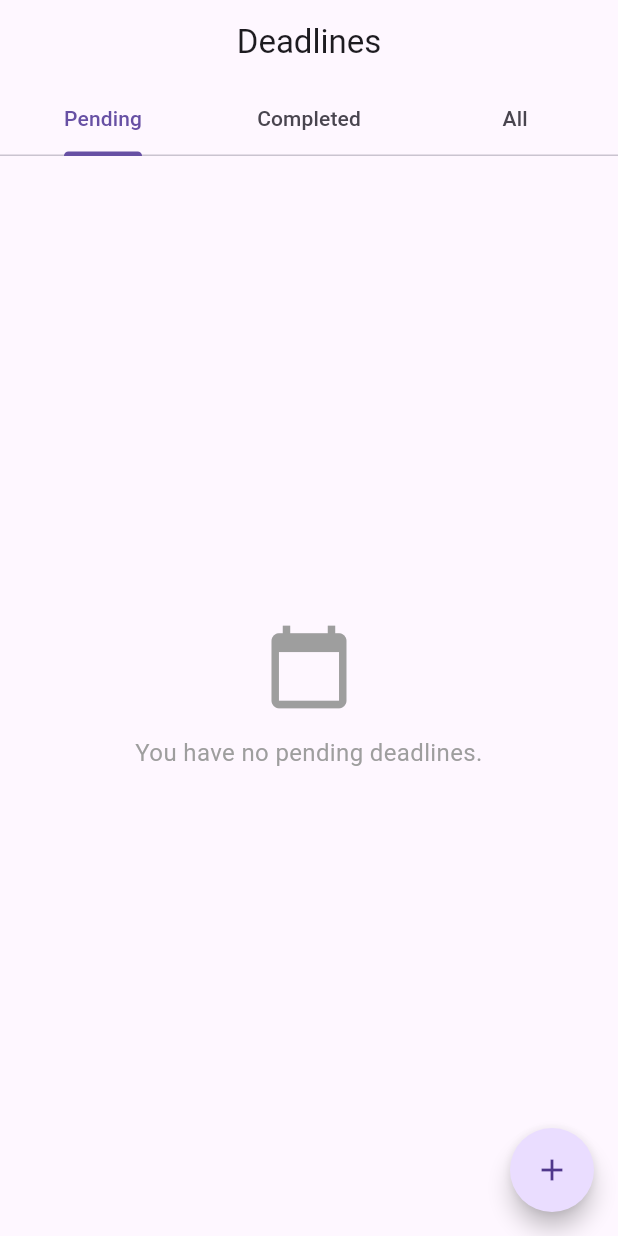
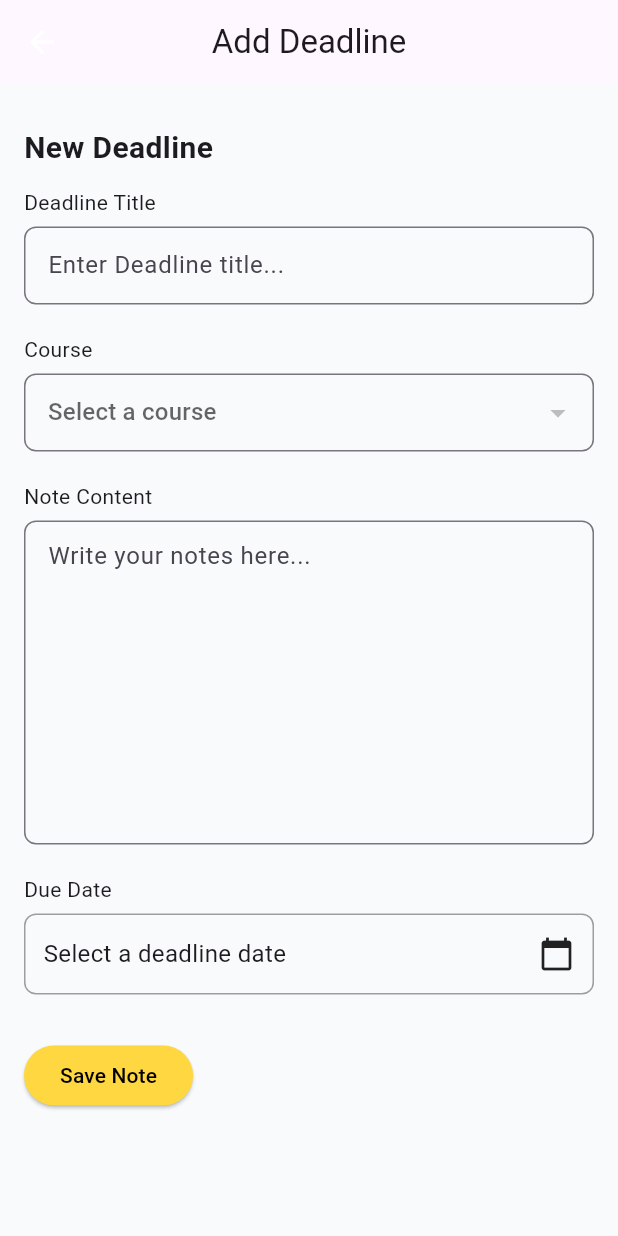
Before and after one commit to hscdexolusion/coursecompanion, a Flutter app: the DeadlinesScreen screen opened directly, after a tap on the "add" icon, on a phone screen of 412 x 824 dp. Run offline on Flutter 3.47's test engine with Material 3 defaults, Android fonts, the phone set to English and light mode, and no system bars.

Commit message:
Built the add notes and add deadline sreen

```diff
--- /dev/null
+++ b/lib/views/pages/add_deadline_screen.dart
@@ -0,0 +1,194 @@
+import 'package:flutter/material.dart';
+import 'package:intl/intl.dart';
+
+class AddDeadlineScreen extends StatefulWidget {
+  const AddDeadlineScreen({super.key});
+
+  @override
+  State<AddDeadlineScreen> createState() => _AddDeadlineScreenState();
+}
+
+class _AddDeadlineScreenState extends State<AddDeadlineScreen> {
+  final _formKey = GlobalKey<FormState>();
+
+  String? _selectedCourse;
+  final List<String> _courses = [];
+
+  DateTime? _selectedDate;
+
+  String get formattedDate {
+    if (_selectedDate == null) return 'Select a deadline date';
+    return DateFormat.yMMMMd().format(_selectedDate!);
+  }
+
+  Future<void> _pickDate(BuildContext context) async {
+    final DateTime? picked = await showDatePicker(
+      context: context,
+      initialDate: DateTime.now(),
+      firstDate: DateTime(2020),
+      lastDate: DateTime(2100),
+    );
+
+    if (picked != null && picked != _selectedDate) {
+      setState(() {
+        _selectedDate = picked;
+      });
+    }
+  }
+
+  @override
+  Widget build(BuildContext context) {
+    return Scaffold(
+      backgroundColor: const Color(0xFFF8FAFC),
+      appBar: AppBar(
+        title: const Text('Add Deadline'),
+        leading: const BackButton(color: Colors.white),
+        centerTitle: true,
+      ),
+      body: SingleChildScrollView(
+        padding: const EdgeInsets.all(16),
+        child: Form(
+          key: _formKey,
+          child: Column(
+            crossAxisAlignment: CrossAxisAlignment.start,
+            children: [
+              // Header
+              const Padding(
+                padding: EdgeInsets.symmetric(vertical: 12),
+                child: Text(
+                  'New Deadline',
+                  style: TextStyle(fontSize: 20, fontWeight: FontWeight.bold),
+                ),
+              ),
+
+              // Title
+              const Text('Deadline Title'),
+              const SizedBox(height: 6),
+              TextFormField(
+                decoration: InputDecoration(
+                  hintText: 'Enter Deadline title...',
+                  border: OutlineInputBorder(
+                    borderRadius: BorderRadius.circular(8),
+                  ),
+                  contentPadding:
+                      const EdgeInsets.symmetric(vertical: 14, horizontal: 12),
+                ),
+                validator: (value) {
+                  if (value == null || value.isEmpty) {
+                    return 'Please enter deadline title';
+                  }
+                  return null;
+                },
+              ),
+              const SizedBox(height: 20),
+
+              // Course Dropdown
+              const Text('Course'),
+              const SizedBox(height: 6),
+              DropdownButtonFormField<String>(
+                value: _selectedCourse,
+                hint: const Text("Select a course"),
+                items: _courses
+                    .map((course) => DropdownMenuItem(
+                          value: course,
+                          child: Text(course),
+                        ))
+                    .toList(),
+                onChanged: (value) {
+                  setState(() {
+                    _selectedCourse = value;
+                  });
+                },
+                decoration: InputDecoration(
+                  border: OutlineInputBorder(
+                    borderRadius: BorderRadius.circular(8),
+                  ),
+                  contentPadding:
+                      const EdgeInsets.symmetric(vertical: 14, horizontal: 12),
+                ),
+                validator: (value) {
+                  if (_courses.isEmpty) {
+                    return 'No courses available. Please add courses first.';
+                  }
+                  if (value == null || value.isEmpty) {
+                    return 'Please select a course';
+                  }
+                  return null;
+                },
+              ),
+              const SizedBox(height: 20),
+
+              // Note Content
+              const Text('Note Content'),
+              const SizedBox(height: 6),
+              TextFormField(
+                maxLines: 8,
+                decoration: InputDecoration(
+                  hintText: 'Write your notes here...',
+                  border: OutlineInputBorder(
+                    borderRadius: BorderRadius.circular(8),
+                  ),
+                  contentPadding: const EdgeInsets.all(12),
+                ),
+                validator: (value) {
+                  if (value == null || value.isEmpty) {
+                    return 'Please fill out this field.';
+                  }
+                  return null;
+                },
+              ),
+              const SizedBox(height: 20),
+
+              // Due Date Picker
+              const Text('Due Date'),
+              const SizedBox(height: 6),
+              InkWell(
+                onTap: () => _pickDate(context),
+                borderRadius: BorderRadius.circular(8),
+                child: Container(
+                  padding:
+                      const EdgeInsets.symmetric(vertical: 14, horizontal: 12),
+                  decoration: BoxDecoration(
+                    border: Border.all(color: Colors.grey),
+                    borderRadius: BorderRadius.circular(8),
+                  ),
+                  child: Row(
+                    mainAxisAlignment: MainAxisAlignment.spaceBetween,
+                    children: [
+                      Text(
+                        formattedDate,
+                        style: const TextStyle(fontSize: 16),
+                      ),
+                      const Icon(Icons.calendar_today),
+                    ],
+                  ),
+                ),
+              ),
+
+              const SizedBox(height: 30),
+
+              // Submit Button
+              ElevatedButton(
+                onPressed: () {
+                  if (_formKey.currentState!.validate()) {
+                    // Save logic here
+                    ScaffoldMessenger.of(context).showSnackBar(
+                      const SnackBar(content: Text('Deadline saved!')),
+                    );
+                  }
+                },
+                style: ElevatedButton.styleFrom(
+                  backgroundColor: Colors.amberAccent,
+                ),
+                child: const Text(
+                  'Save Note',
+                  style: TextStyle(color: Colors.black),
+                ),
+              ),
+            ],
+          ),
+        ),
+      ),
+    );
+  }
+}
--- a/lib/views/pages/deadlines_screen.dart
+++ b/lib/views/pages/deadlines_screen.dart
@@ -1,3 +1,4 @@
+import 'package:coursecompanion/views/pages/add_deadline_screen.dart';
 import 'package:flutter/material.dart';
 import '../widgets/empty_state.dart';
 
@@ -22,15 +23,23 @@ class DeadlinesScreen extends StatelessWidget {
         ),
         body: const TabBarView(
           children: [
-            EmptyState(icon: Icons.calendar_today, message: "You have no pending deadlines."),
-            EmptyState(icon: Icons.calendar_today, message: "You haven't completed any deadlines yet."),
-            EmptyState(icon: Icons.calendar_today, message: "No deadlines available."),
+            EmptyState(
+                icon: Icons.calendar_today,
+                message: "You have no pending deadlines."),
+            EmptyState(
+                icon: Icons.calendar_today,
+                message: "You haven't completed any deadlines yet."),
+            EmptyState(
+                icon: Icons.calendar_today, message: "No deadlines available."),
           ],
         ),
         floatingActionButton: FloatingActionButton(
-          onPressed: () {},
-           tooltip: 'Increment',
-               shape: const CircleBorder(),
+          onPressed: () {
+            Navigator.push(context,
+                MaterialPageRoute(builder: (_) => const AddDeadlineScreen()));
+          },
+          tooltip: 'Increment',
+          shape: const CircleBorder(),
           child: const Icon(Icons.add),
         ),
       ),
--- a/lib/views/pages/notes_screen.dart
+++ b/lib/views/pages/notes_screen.dart
@@ -1,4 +1,4 @@
-import 'package:coursecompanion/views/pages/onboarding_screen.dart';
+import 'package:coursecompanion/views/pages/add_note_screen.dart';
 import 'package:flutter/material.dart';
 import '../widgets/empty_state.dart';
 //import 'add_note_screen.dart';
@@ -34,7 +34,7 @@ class NotesScreen extends StatelessWidget {
         onPressed: () {
           Navigator.push(
             context,
-            MaterialPageRoute(builder: (_) => const OnboardingScreen()),
+            MaterialPageRoute(builder: (_) => const AddNoteScreen()),
           );
         },
          tooltip: 'Increment',
--- a/pubspec.yaml
+++ b/pubspec.yaml
@@ -30,6 +30,7 @@ environment:
 dependencies:
   flutter:
     sdk: flutter
+  intl: ^0.18.1
 
   # The following adds the Cupertino Icons font to your application.
   # Use with the CupertinoIcons class for iOS style icons.
```
Also changed, not shown: lib/views/pages/add_note_screen.dart (added, +139 -0 lines), flutter_01.png (added), pubspec.lock.
